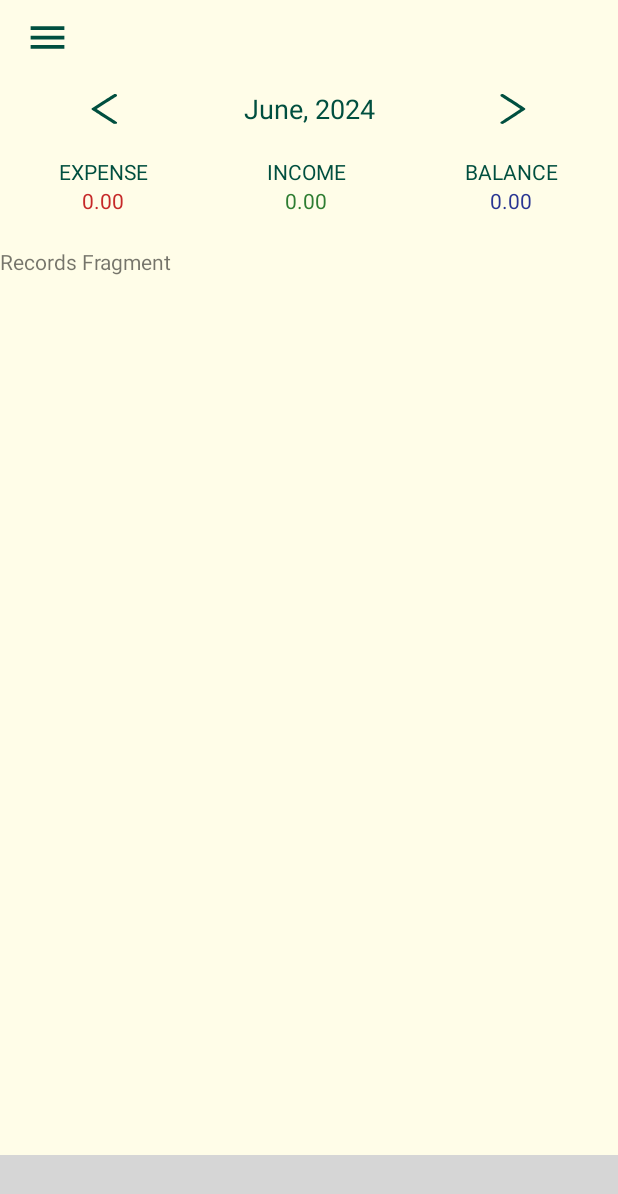
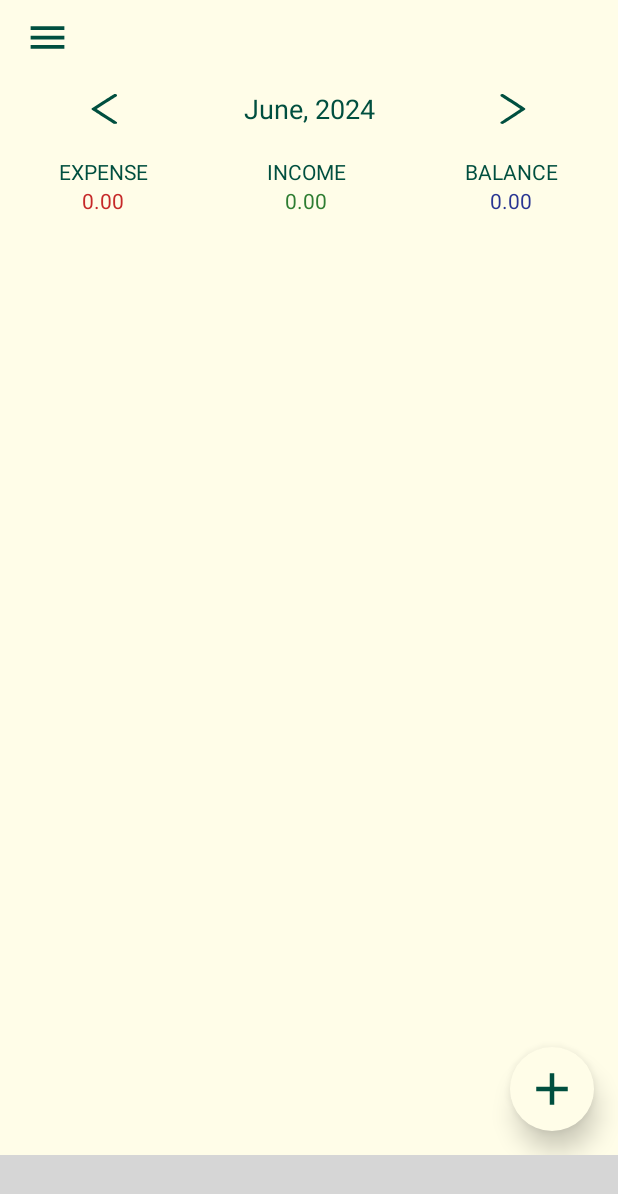
Before and after one commit to krishna6245/Money_Tracker, an Android app: the screen it shows after launch (MainActivity), on a phone screen of 412 x 824 dp. Shown: the top 1194 px of the screen. Run offline under Robolectric (Android 15) with nearby library versions, the phone set to English and light mode, and no system bars; libraries missing offline, so code that uses them is left out: nl.joery.animatedbottombar; plain views replace AnimatedBottomBar; 2 statements that could not run were skipped; grey boxes are pictures that could not be loaded.

Commit message:
Implemented a FAB in records fragment that will create a new record

```diff
--- a/app/build.gradle.kts
+++ b/app/build.gradle.kts
@@ -48,6 +48,7 @@ dependencies {
     implementation(libs.material)
     implementation(libs.androidx.activity)
     implementation(libs.androidx.constraintlayout)
+    implementation(libs.androidx.recyclerview)
     testImplementation(libs.junit)
     androidTestImplementation(libs.androidx.junit)
     androidTestImplementation(libs.androidx.espresso.core)
--- a/app/src/main/AndroidManifest.xml
+++ b/app/src/main/AndroidManifest.xml
@@ -13,6 +13,9 @@
         android:theme="@style/AppTheme"
         tools:targetApi="31">
         <activity
+            android:name=".AddRecordActivity"
+            android:exported="false" />
+        <activity
             android:name=".MainActivity"
             android:exported="true">
             <intent-filter>
--- a/app/src/main/java/com/example/moneytracker/fragments/RecordsFragment.kt
+++ b/app/src/main/java/com/example/moneytracker/fragments/RecordsFragment.kt
@@ -1,20 +1,96 @@
 package com.example.moneytracker.fragments
 
+import android.content.Intent
 import android.os.Bundle
+import android.util.Log
+import android.view.GestureDetector
 import androidx.fragment.app.Fragment
 import android.view.LayoutInflater
+import android.view.MotionEvent
 import android.view.View
 import android.view.ViewGroup
-import com.example.moneytracker.R
+import android.view.animation.TranslateAnimation
+import android.widget.Toast
+import androidx.core.view.GestureDetectorCompat
+import com.example.moneytracker.AddRecordActivity
 import com.example.moneytracker.databinding.FragmentRecordsBinding
 
 class RecordsFragment : Fragment() {
     private lateinit var binding: FragmentRecordsBinding
+
+    private lateinit var gestureDetector: GestureDetectorCompat
+    private var isFabHidden = false
+
     override fun onCreateView(
         inflater: LayoutInflater, container: ViewGroup?,
         savedInstanceState: Bundle?
     ): View? {
         binding = FragmentRecordsBinding.inflate(inflater, container, false)
+        init()
         return binding.root
     }
+    private fun init(){
+        initializeUiElements()
+        setListeners()
+    }
+    private fun initializeUiElements(){
+        gestureDetector = GestureDetectorCompat(requireContext(), SwipeGestureListener())
+    }
+    private fun setListeners(){
+        binding.recordsFragmentRecordList.setOnTouchListener { _, event ->
+            gestureDetector.onTouchEvent(event)
+        }
+        binding.recordsFragmentFab.setOnClickListener {
+            val intent = Intent(requireContext(), AddRecordActivity::class.java)
+            startActivity(intent)
+        }
+    }
+    inner class SwipeGestureListener: GestureDetector.SimpleOnGestureListener(){
+        override fun onFling(
+            e1: MotionEvent?,
+            e2: MotionEvent,
+            velocityX: Float,
+            velocityY: Float
+        ): Boolean{
+            super.onFling(e1, e2, velocityX, velocityY)
+            if (e1 == null){
+                return false
+            }
+            val deltaY = e2.y - e1.y
+            if( deltaY > 0 ){
+                if(isFabHidden){
+                    isFabHidden = false
+                    swipeDownFab()
+                }
+            }
+            else{
+                if(!isFabHidden){
+                    isFabHidden = true
+                    swipeUpFab()
+                }
+            }
+
+            return true
+        }
+    }
+    private fun swipeUpFab(){
+        val translateAnimation = TranslateAnimation(0f, 0f, 0f, 200f)
+        translateAnimation.duration = 300
+        translateAnimation.fillAfter = true
+        binding.recordsFragmentFab.startAnimation(translateAnimation)
+        binding.recordsFragmentFab.isClickable = false
+    }
+    private fun swipeDownFab(){
+        val translateAnimation = TranslateAnimation(0f, 0f, 200f, 0f)
+        translateAnimation.duration = 300
+        translateAnimation.fillAfter = true
+        binding.recordsFragmentFab.startAnimation(translateAnimation)
+        binding.recordsFragmentFab.isClickable = true
+    }
+    private fun toast(message: Any?){
+        Toast.makeText(requireContext(),"$message", Toast.LENGTH_SHORT).show()
+    }
+    private fun log(message: Any?){
+        Log.d("RecordsFragment", "$message")
+    }
 }
--- /dev/null
+++ b/app/src/main/res/drawable/add_icon.xml
@@ -0,0 +1,10 @@
+<vector xmlns:android="http://schemas.android.com/apk/res/android"
+    android:height="16dp"
+    android:tint="#000000"
+    android:viewportHeight="24"
+    android:viewportWidth="24"
+    android:width="16dp">
+
+    <path android:fillColor="@android:color/white" android:pathData="M19,13h-6v6h-2v-6H5v-2h6V5h2v6h6v2z"/>
+
+</vector>
--- /dev/null
+++ b/app/src/main/res/drawable/round_button_layout.xml
@@ -0,0 +1,5 @@
+<?xml version="1.0" encoding="utf-8"?>
+<shape xmlns:android="http://schemas.android.com/apk/res/android">
+    <corners android:radius="28dp"/>
+    <solid android:color="@color/background_color" />
+</shape>
--- a/app/src/main/res/layout/fragment_records.xml
+++ b/app/src/main/res/layout/fragment_records.xml
@@ -1,14 +1,32 @@
 <?xml version="1.0" encoding="utf-8"?>
-<FrameLayout xmlns:android="http://schemas.android.com/apk/res/android"
+<androidx.constraintlayout.widget.ConstraintLayout xmlns:android="http://schemas.android.com/apk/res/android"
+    xmlns:app="http://schemas.android.com/apk/res-auto"
     xmlns:tools="http://schemas.android.com/tools"
     android:layout_width="match_parent"
     android:layout_height="match_parent"
     tools:context=".fragments.RecordsFragment">
 
-    <!-- TODO: Update blank fragment layout -->
-    <TextView
-        android:layout_width="match_parent"
-        android:layout_height="match_parent"
-        android:text="Records Fragment" />
+    <androidx.recyclerview.widget.RecyclerView
+        android:id="@+id/recordsFragmentRecordList"
+        android:layout_width="0dp"
+        android:layout_height="0dp"
+        app:layout_constraintBottom_toBottomOf="parent"
+        app:layout_constraintEnd_toEndOf="parent"
+        app:layout_constraintStart_toStartOf="parent"
+        app:layout_constraintTop_toTopOf="parent" />
 
-</FrameLayout>
+    <ImageView
+        android:id="@+id/recordsFragmentFab"
+        android:layout_width="56dp"
+        android:layout_height="56dp"
+        android:elevation="10dp"
+        android:padding="10dp"
+        android:layout_margin="16dp"
+        android:clickable="true"
+        android:focusable="true"
+        android:src="@drawable/add_icon"
+        android:background="@drawable/round_button_layout"
+        app:layout_constraintEnd_toEndOf="parent"
+        app:layout_constraintBottom_toBottomOf="parent"
+        app:tint="@color/accent_color" />
+</androidx.constraintlayout.widget.ConstraintLayout>
--- a/gradle/libs.versions.toml
+++ b/gradle/libs.versions.toml
@@ -9,6 +9,7 @@ appcompat = "1.7.0"
 material = "1.12.0"
 activity = "1.9.0"
 constraintlayout = "2.1.4"
+recyclerview = "1.3.2"
 
 [libraries]
 androidx-core-ktx = { group = "androidx.core", name = "core-ktx", version.ref = "coreKtx" }
@@ -19,6 +20,7 @@ androidx-appcompat = { group = "androidx.appcompat", name = "appcompat", version
 material = { group = "com.google.android.material", name = "material", version.ref = "material" }
 androidx-activity = { group = "androidx.activity", name = "activity", version.ref = "activity" }
 androidx-constraintlayout = { group = "androidx.constraintlayout", name = "constraintlayout", version.ref = "constraintlayout" }
+androidx-recyclerview = { group = "androidx.recyclerview", name = "recyclerview", version.ref = "recyclerview" }
 
 [plugins]
 android-application = { id = "com.android.application", version.ref = "agp" }
```
Also changed, not shown: app/src/main/java/com/example/moneytracker/AddRecordActivity.kt (added, +14 -0 lines), app/src/main/res/layout/activity_add_record.xml (added, +10 -0 lines).
